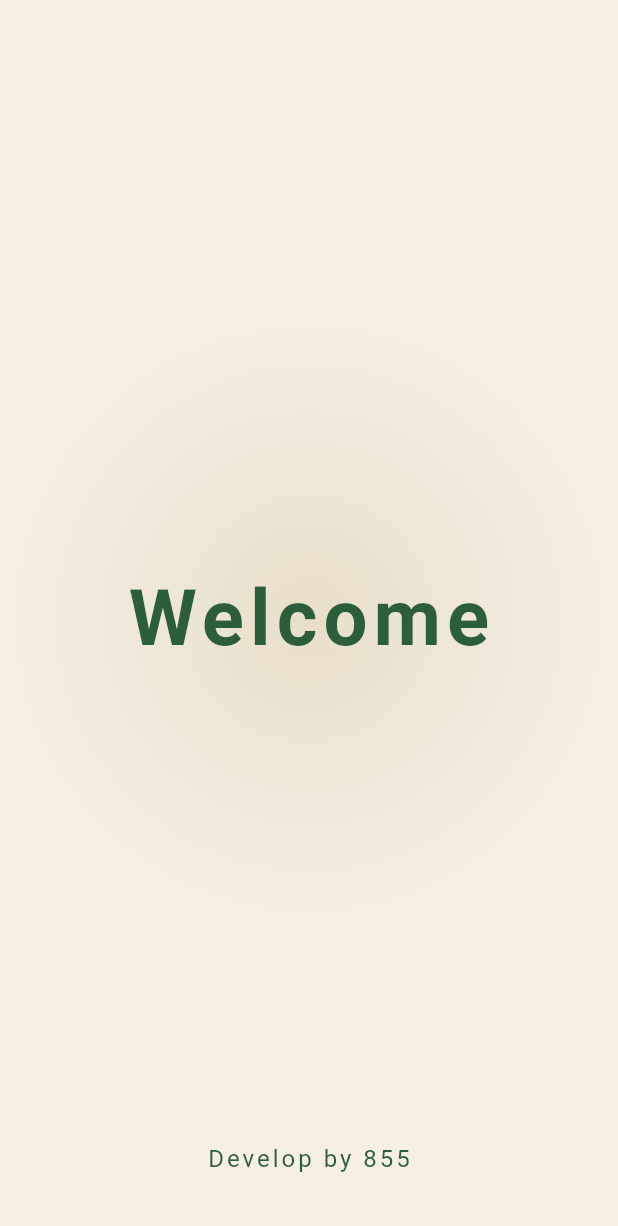
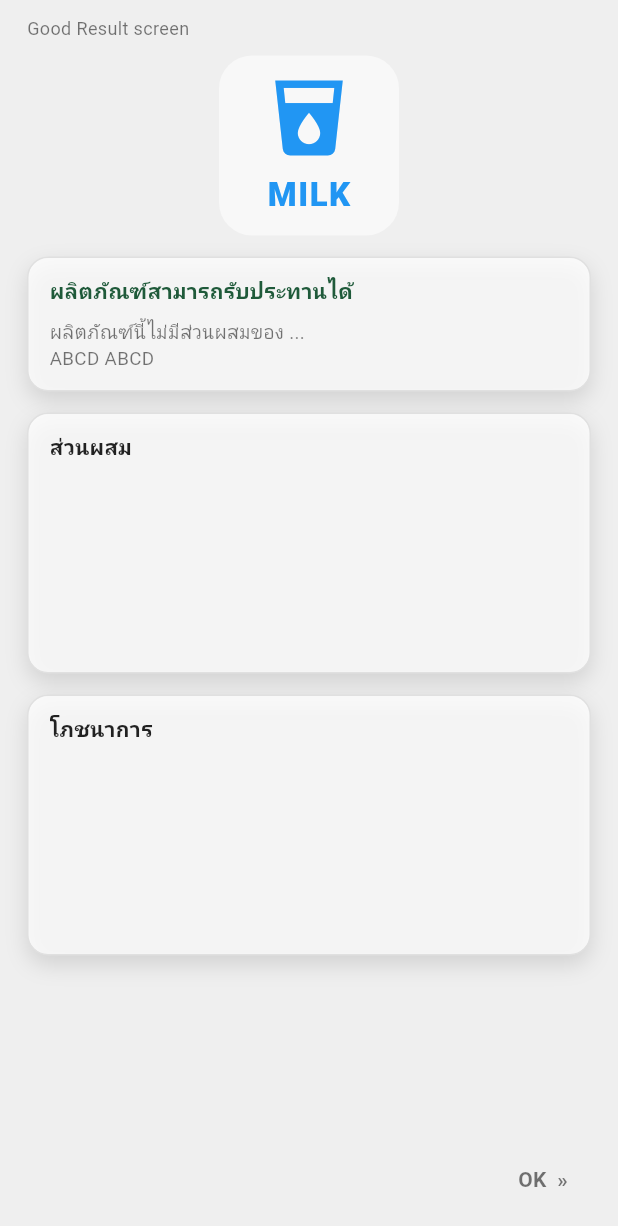
Before and after one commit to s67-Chakkapong/allergy-detect-app, a Flutter app: the first screen one second after launch, on a phone screen of 412 x 824 dp. Shown: the top 1226 px of the screen. Run offline on Flutter 3.47's test engine with Material 3 defaults, Android fonts, the light colour scheme and no system bars; missing offline and left inert: nfc_manager.

Commit message:
create good result screen

```diff
--- /dev/null
+++ b/lib/good_result_screen.dart
@@ -0,0 +1,157 @@
+import 'package:flutter/material.dart';
+
+class GoodResultScreen extends StatelessWidget {
+  const GoodResultScreen({super.key});
+
+  @override
+  Widget build(BuildContext context) {
+    const primaryGreen = Color(0xFF1F5A3A);
+    const bg = Color(0xFFEFEFEF);
+    const cardRadius = 14.0;
+
+    return Scaffold(
+      backgroundColor: bg,
+      body: SafeArea(
+        child: Padding(
+          padding: const EdgeInsets.fromLTRB(18, 10, 18, 14),
+          child: Column(
+            crossAxisAlignment: CrossAxisAlignment.stretch,
+            children: [
+              const Align(
+                alignment: Alignment.centerLeft,
+                child: Text(
+                  'Good Result screen',
+                  style: TextStyle(fontSize: 12, color: Colors.black54),
+                ),
+              ),
+              const SizedBox(height: 10),
+
+              // top image (placeholder)
+              Center(
+                child: Container(
+                  width: 120,
+                  height: 120,
+                  alignment: Alignment.center,
+                  decoration: BoxDecoration(
+                    color: Colors.white.withOpacity(0.55),
+                    borderRadius: BorderRadius.circular(22),
+                  ),
+                  child: Column(
+                    mainAxisSize: MainAxisSize.min,
+                    children: const [
+                      Icon(Icons.local_drink, size: 60, color: Colors.blue),
+                      SizedBox(height: 6),
+                      Text(
+                        'MILK',
+                        style: TextStyle(
+                          fontSize: 22,
+                          fontWeight: FontWeight.w900,
+                          letterSpacing: 1.0,
+                          color: Colors.blue,
+                        ),
+                      ),
+                    ],
+                  ),
+                ),
+              ),
+
+              const SizedBox(height: 14),
+
+              // Cards
+              _CardBox(
+                title: 'ผลิตภัณฑ์สามารถรับประทานได้',
+                titleColor: primaryGreen,
+                radius: cardRadius,
+                child: const Text(
+                  'ผลิตภัณฑ์นี้ไม่มีส่วนผสมของ ...\nABCD ABCD',
+                  style: TextStyle(color: Colors.black54, fontSize: 12.5),
+                ),
+              ),
+
+              const SizedBox(height: 14),
+
+              _CardBox(
+                title: 'ส่วนผสม',
+                radius: cardRadius,
+                child: const SizedBox(height: 120), // placeholder area
+              ),
+
+              const SizedBox(height: 14),
+
+              _CardBox(
+                title: 'โภชนาการ',
+                radius: cardRadius,
+                child: const SizedBox(height: 120), // placeholder area
+              ),
+
+              const Spacer(),
+
+              // OK >>
+              Align(
+                alignment: Alignment.centerRight,
+                child: TextButton(
+                  onPressed: () {},
+                  style: TextButton.styleFrom(
+                    foregroundColor: Colors.black54,
+                    padding: const EdgeInsets.symmetric(horizontal: 8, vertical: 6),
+                  ),
+                  child: const Text(
+                    'OK  »',
+                    style: TextStyle(fontSize: 14, fontWeight: FontWeight.w700),
+                  ),
+                ),
+              ),
+            ],
+          ),
+        ),
+      ),
+    );
+  }
+}
+
+class _CardBox extends StatelessWidget {
+  final String title;
+  final Widget child;
+  final double radius;
+  final Color? titleColor;
+
+  const _CardBox({
+    required this.title,
+    required this.child,
+    required this.radius,
+    this.titleColor,
+  });
+
+  @override
+  Widget build(BuildContext context) {
+    return Container(
+      padding: const EdgeInsets.fromLTRB(14, 12, 14, 12),
+      decoration: BoxDecoration(
+        color: Colors.white.withOpacity(0.75),
+        borderRadius: BorderRadius.circular(radius),
+        boxShadow: const [
+          BoxShadow(
+            color: Colors.black12,
+            blurRadius: 12,
+            offset: Offset(0, 6),
+          ),
+        ],
+        border: Border.all(color: Colors.grey.shade300),
+      ),
+      child: Column(
+        crossAxisAlignment: CrossAxisAlignment.start,
+        children: [
+          Text(
+            title,
+            style: TextStyle(
+              color: titleColor ?? Colors.black87,
+              fontWeight: FontWeight.w800,
+            ),
+          ),
+          const SizedBox(height: 8),
+          child,
+        ],
+      ),
+    );
+  }
+}
--- a/lib/main.dart
+++ b/lib/main.dart
@@ -1,7 +1,7 @@
 import 'package:flutter/material.dart';
 
 // นำเข้าไฟล์ Welcome Screen เพื่อใช้เป็นหน้าแรกสุด
-import 'welcome_screen.dart';
+import 'good_result_screen.dart';
 
 void main() {
   runApp(const MyApp());
@@ -16,7 +16,7 @@ class MyApp extends StatelessWidget {
       debugShowCheckedModeBanner: false,
       title: 'Allergy Detect App',
       // กำหนดให้เปิดแอปมาเจอหน้า WelcomeScreen เป็นหน้าแรก
-      home: WelcomeScreen(),
+      home: const GoodResultScreen(),
     );
   }
 }
```
Also changed, not shown: pubspec.lock.
